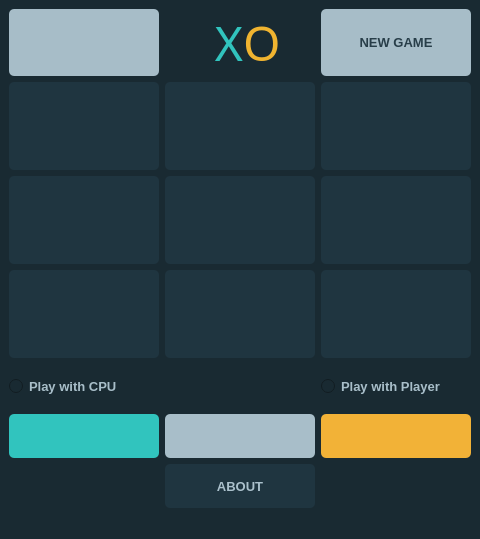
Qt form Tic Tac Toe/tic_tac_toe.ui (mahtabmahdavi/GUI-Qt) before a commit.
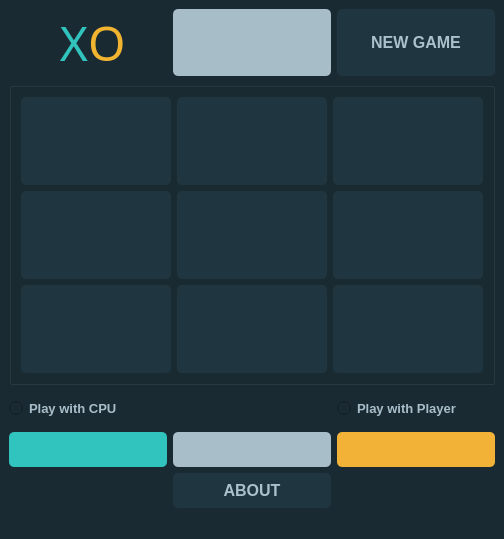
The same form after that commit. Icons and pictures are not drawn.

Patch:
```diff
--- a/Tic Tac Toe/tic_tac_toe.ui
+++ b/Tic Tac Toe/tic_tac_toe.ui
@@ -6,7 +6,7 @@
    <rect>
     <x>0</x>
     <y>0</y>
-    <width>420</width>
+    <width>440</width>
     <height>539</height>
    </rect>
   </property>
@@ -17,66 +17,70 @@
    <string notr="true">background-color: #192A32;</string>
   </property>
   <widget class="QWidget" name="centralwidget">
-   <layout class="QGridLayout" name="gridLayout">
+   <layout class="QGridLayout" name="gridLayout_2">
+    <item row="3" column="1">
+     <widget class="QLabel" name="lbl_tie">
+      <property name="sizePolicy">
+       <sizepolicy hsizetype="Expanding" vsizetype="Expanding">
+        <horstretch>0</horstretch>
+        <verstretch>0</verstretch>
+       </sizepolicy>
+      </property>
+      <property name="font">
+       <font>
+        <pointsize>10</pointsize>
+        <bold>true</bold>
+       </font>
+      </property>
+      <property name="styleSheet">
+       <string notr="true">background-color: #A8BEC9;
+color: #1A2332;
+border-radius:5px;</string>
+      </property>
+      <property name="text">
+       <string/>
+      </property>
+      <property name="alignment">
+       <set>Qt::AlignCenter</set>
+      </property>
+     </widget>
+    </item>
+    <item row="3" column="2">
+     <widget class="QLabel" name="lbl_o">
+      <property name="sizePolicy">
+       <sizepolicy hsizetype="Expanding" vsizetype="Expanding">
+        <horstretch>0</horstretch>
+        <verstretch>0</verstretch>
+       </sizepolicy>
+      </property>
+      <property name="font">
+       <font>
+        <pointsize>10</pointsize>
+        <bold>true</bold>
+       </font>
+      </property>
+      <property name="styleSheet">
+       <string notr="true">background-color: #F2B237;
+color: #1A2332;
+border-radius:5px;</string>
+      </property>
+      <property name="text">
+       <string/>
+      </property>
+      <property name="alignment">
+       <set>Qt::AlignCenter</set>
+      </property>
+     </widget>
+    </item>
     <item row="0" column="0">
-     <widget class="QLabel" name="lbl_turn">
-      <property name="sizePolicy">
-       <sizepolicy hsizetype="Expanding" vsizetype="Expanding">
-        <horstretch>0</horstretch>
-        <verstretch>0</verstretch>
-       </sizepolicy>
-      </property>
-      <property name="font">
-       <font>
-        <pointsize>10</pointsize>
-        <bold>true</bold>
-       </font>
-      </property>
-      <property name="styleSheet">
-       <string notr="true">background-color: #A7BDC8;
-color: #283E49;
-border-radius: 5px;</string>
-      </property>
-      <property name="text">
-       <string/>
-      </property>
-     </widget>
-    </item>
-    <item row="0" column="2">
      <layout class="QGridLayout" name="grid_layout_xo">
       <property name="spacing">
        <number>0</number>
       </property>
-      <item row="1" column="1">
-       <widget class="QLabel" name="lbl_2">
-        <property name="sizePolicy">
-         <sizepolicy hsizetype="Expanding" vsizetype="Expanding">
-          <horstretch>0</horstretch>
-          <verstretch>0</verstretch>
-         </sizepolicy>
-        </property>
-        <property name="font">
-         <font>
-          <family>Bauhaus 93</family>
-          <pointsize>36</pointsize>
-         </font>
-        </property>
-        <property name="styleSheet">
-         <string notr="true">background-color: #192A32;
-color: #F0B430;</string>
-        </property>
-        <property name="text">
-         <string>O</string>
-        </property>
-        <property name="alignment">
-         <set>Qt::AlignLeading|Qt::AlignLeft|Qt::AlignVCenter</set>
-        </property>
-       </widget>
-      </item>
-      <item row="1" column="0">
+      <item row="0" column="0">
        <widget class="QLabel" name="lbl_1">
         <property name="sizePolicy">
-         <sizepolicy hsizetype="Expanding" vsizetype="Expanding">
+         <sizepolicy hsizetype="Expanding" vsizetype="MinimumExpanding">
           <horstretch>0</horstretch>
           <verstretch>0</verstretch>
          </sizepolicy>
@@ -99,25 +103,51 @@
         </property>
        </widget>
       </item>
+      <item row="0" column="1">
+       <widget class="QLabel" name="lbl_2">
+        <property name="sizePolicy">
+         <sizepolicy hsizetype="Expanding" vsizetype="Preferred">
+          <horstretch>0</horstretch>
+          <verstretch>0</verstretch>
+         </sizepolicy>
+        </property>
+        <property name="font">
+         <font>
+          <family>Bauhaus 93</family>
+          <pointsize>36</pointsize>
+         </font>
+        </property>
+        <property name="styleSheet">
+         <string notr="true">background-color: #192A32;
+color: #F0B430;</string>
+        </property>
+        <property name="text">
+         <string>O</string>
+        </property>
+        <property name="alignment">
+         <set>Qt::AlignLeading|Qt::AlignLeft|Qt::AlignVCenter</set>
+        </property>
+       </widget>
+      </item>
      </layout>
     </item>
-    <item row="0" column="3">
+    <item row="0" column="2">
      <widget class="QPushButton" name="btn_new_game">
       <property name="sizePolicy">
-       <sizepolicy hsizetype="Expanding" vsizetype="MinimumExpanding">
+       <sizepolicy hsizetype="Expanding" vsizetype="Preferred">
         <horstretch>0</horstretch>
         <verstretch>0</verstretch>
        </sizepolicy>
       </property>
       <property name="font">
        <font>
-        <pointsize>10</pointsize>
+        <pointsize>12</pointsize>
         <bold>true</bold>
        </font>
       </property>
       <property name="styleSheet">
-       <string notr="true">background-color: #A7BDC8;
-color: #283E49;
+       <string notr="true">background-color: #1F3540;
+color: #ABC1CC;
 border-radius: 5px;</string>
       </property>
       <property name="text">
@@ -129,7 +159,113 @@
       </property>
      </widget>
     </item>
-    <item row="1" column="0">
+    <item row="3" column="0">
+     <widget class="QLabel" name="lbl_x">
+      <property name="sizePolicy">
+       <sizepolicy hsizetype="Expanding" vsizetype="Expanding">
+        <horstretch>0</horstretch>
+        <verstretch>0</verstretch>
+       </sizepolicy>
+      </property>
+      <property name="font">
+       <font>
+        <pointsize>10</pointsize>
+        <bold>true</bold>
+       </font>
+      </property>
+      <property name="styleSheet">
+       <string notr="true">background-color: #31C4BE;
+color: #1A2332;
+border-radius:5px;</string>
+      </property>
+      <property name="text">
+       <string/>
+      </property>
+      <property name="alignment">
+       <set>Qt::AlignCenter</set>
+      </property>
+     </widget>
+    </item>
+    <item row="0" column="1">
+     <widget class="QLabel" name="lbl_turn">
+      <property name="sizePolicy">
+       <sizepolicy hsizetype="Expanding" vsizetype="Preferred">
+        <horstretch>0</horstretch>
+        <verstretch>0</verstretch>
+       </sizepolicy>
+      </property>
+      <property name="font">
+       <font>
+        <pointsize>16</pointsize>
+        <bold>true</bold>
+       </font>
+      </property>
+      <property name="styleSheet">
+       <string notr="true">background-color: #A7BDC8;
+color: #283E49;
+border-radius: 5px;</string>
+      </property>
+      <property name="text">
+       <string/>
+      </property>
+      <property name="alignment">
+       <set>Qt::AlignCenter</set>
+      </property>
+     </widget>
+    </item>
+    <item row="2" column="0">
+     <widget class="QRadioButton" name="rb_cpu">
+      <property name="sizePolicy">
+       <sizepolicy hsizetype="Expanding" vsizetype="Expanding">
+        <horstretch>0</horstretch>
+        <verstretch>0</verstretch>
+       </sizepolicy>
+      </property>
+      <property name="font">
+       <font>
+        <pointsize>10</pointsize>
+        <bold>true</bold>
+       </font>
+      </property>
+      <property name="styleSheet">
+       <string notr="true">color: #A8BEC9;</string>
+      </property>
+      <property name="text">
+       <string>Play with CPU</string>
+      </property>
+     </widget>
+    </item>
+    <item row="4" column="1">
+     <widget class="QPushButton" name="btn_about">
+      <property name="sizePolicy">
+       <sizepolicy hsizetype="Expanding" vsizetype="MinimumExpanding">
+        <horstretch>0</horstretch>
+        <verstretch>0</verstretch>
+       </sizepolicy>
+      </property>
+      <property name="font">
+       <font>
+        <pointsize>12</pointsize>
+        <bold>true</bold>
+       </font>
+      </property>
+      <property name="styleSheet">
+       <string notr="true">background-color: #1F3540;
+color: #ABC1CC;
+border-radius: 5px;</string>
+      </property>
+      <property name="text">
+       <string>ABOUT</string>
+      </property>
+     </widget>
+    </item>
+    <item row="1" column="0" colspan="3">
+     <widget class="QGroupBox" name="group_box">
+      <property name="title">
+       <string/>
+      </property>
+      <layout class="QGridLayout" name="gridLayout">
+       <item row="0" column="0">
      <widget class="QPushButton" name="btn_1">
       <property name="sizePolicy">
        <sizepolicy hsizetype="Expanding" vsizetype="Expanding">
@@ -153,7 +289,7 @@
       </property>
      </widget>
     </item>
-    <item row="1" column="1" colspan="2">
+       <item row="0" column="1">
      <widget class="QPushButton" name="btn_2">
       <property name="sizePolicy">
        <sizepolicy hsizetype="Expanding" vsizetype="Expanding">
@@ -177,7 +313,7 @@
       </property>
      </widget>
     </item>
-    <item row="1" column="3">
+       <item row="0" column="2">
      <widget class="QPushButton" name="btn_3">
       <property name="sizePolicy">
        <sizepolicy hsizetype="Expanding" vsizetype="Expanding">
@@ -201,7 +337,7 @@
       </property>
      </widget>
     </item>
-    <item row="2" column="0">
+       <item row="1" column="0">
      <widget class="QPushButton" name="btn_4">
       <property name="sizePolicy">
        <sizepolicy hsizetype="Expanding" vsizetype="Expanding">
@@ -225,7 +361,7 @@
       </property>
      </widget>
     </item>
-    <item row="2" column="1" colspan="2">
+       <item row="1" column="1">
      <widget class="QPushButton" name="btn_5">
       <property name="sizePolicy">
        <sizepolicy hsizetype="Expanding" vsizetype="Expanding">
@@ -249,7 +385,7 @@
       </property>
      </widget>
     </item>
-    <item row="2" column="3">
+       <item row="1" column="2">
      <widget class="QPushButton" name="btn_6">
       <property name="sizePolicy">
        <sizepolicy hsizetype="Expanding" vsizetype="Expanding">
@@ -273,7 +409,7 @@
       </property>
      </widget>
     </item>
-    <item row="3" column="0">
+       <item row="2" column="0">
      <widget class="QPushButton" name="btn_7">
       <property name="sizePolicy">
        <sizepolicy hsizetype="Expanding" vsizetype="Expanding">
@@ -297,7 +433,7 @@
       </property>
      </widget>
     </item>
-    <item row="3" column="1" colspan="2">
+       <item row="2" column="1">
      <widget class="QPushButton" name="btn_8">
       <property name="sizePolicy">
        <sizepolicy hsizetype="Expanding" vsizetype="Expanding">
@@ -321,7 +457,7 @@
       </property>
      </widget>
     </item>
-    <item row="3" column="3">
+       <item row="2" column="2">
      <widget class="QPushButton" name="btn_9">
       <property name="sizePolicy">
        <sizepolicy hsizetype="Expanding" vsizetype="Expanding">
@@ -345,110 +481,10 @@
       </property>
      </widget>
     </item>
-    <item row="4" column="0" colspan="2">
-     <widget class="QRadioButton" name="rb_cpu">
-      <property name="sizePolicy">
-       <sizepolicy hsizetype="Expanding" vsizetype="Expanding">
-        <horstretch>0</horstretch>
-        <verstretch>0</verstretch>
-       </sizepolicy>
-      </property>
-      <property name="font">
-       <font>
-        <pointsize>10</pointsize>
-        <bold>true</bold>
-       </font>
-      </property>
-      <property name="styleSheet">
-       <string notr="true">color: #A8BEC9;</string>
-      </property>
-      <property name="text">
-       <string>Play with CPU</string>
-      </property>
+      </layout>
      </widget>
     </item>
-    <item row="5" column="0">
-     <widget class="QLabel" name="lbl_x">
-      <property name="sizePolicy">
-       <sizepolicy hsizetype="Expanding" vsizetype="Expanding">
-        <horstretch>0</horstretch>
-        <verstretch>0</verstretch>
-       </sizepolicy>
-      </property>
-      <property name="font">
-       <font>
-        <pointsize>10</pointsize>
-        <bold>true</bold>
-       </font>
-      </property>
-      <property name="styleSheet">
-       <string notr="true">background-color: #31C4BE;
-color: #1A2332;
-border-radius:5px;</string>
-      </property>
-      <property name="text">
-       <string/>
-      </property>
-      <property name="alignment">
-       <set>Qt::AlignCenter</set>
-      </property>
-     </widget>
-    </item>
-    <item row="5" column="1" colspan="2">
-     <widget class="QLabel" name="lbl_draw">
-      <property name="sizePolicy">
-       <sizepolicy hsizetype="Expanding" vsizetype="Expanding">
-        <horstretch>0</horstretch>
-        <verstretch>0</verstretch>
-       </sizepolicy>
-      </property>
-      <property name="font">
-       <font>
-        <pointsize>10</pointsize>
-        <bold>true</bold>
-       </font>
-      </property>
-      <property name="styleSheet">
-       <string notr="true">background-color: #A8BEC9;
-color: #1A2332;
-border-radius:5px;</string>
-      </property>
-      <property name="text">
-       <string/>
-      </property>
-      <property name="alignment">
-       <set>Qt::AlignCenter</set>
-      </property>
-     </widget>
-    </item>
-    <item row="5" column="3">
-     <widget class="QLabel" name="lbl_o">
-      <property name="sizePolicy">
-       <sizepolicy hsizetype="Expanding" vsizetype="Expanding">
-        <horstretch>0</horstretch>
-        <verstretch>0</verstretch>
-       </sizepolicy>
-      </property>
-      <property name="font">
-       <font>
-        <pointsize>10</pointsize>
-        <bold>true</bold>
-       </font>
-      </property>
-      <property name="styleSheet">
-       <string notr="true">background-color: #F2B237;
-color: #1A2332;
-border-radius:5px;</string>
-      </property>
-      <property name="text">
-       <string/>
-      </property>
-      <property name="alignment">
-       <set>Qt::AlignCenter</set>
-      </property>
-     </widget>
-    </item>
-    <item row="4" column="3">
+    <item row="2" column="2">
      <widget class="QRadioButton" name="rb_player_2">
       <property name="sizePolicy">
        <sizepolicy hsizetype="Expanding" vsizetype="Expanding">
@@ -470,30 +506,6 @@
       </property>
      </widget>
     </item>
-    <item row="6" column="1" colspan="2">
-     <widget class="QPushButton" name="btn_about">
-      <property name="sizePolicy">
-       <sizepolicy hsizetype="Expanding" vsizetype="MinimumExpanding">
-        <horstretch>0</horstretch>
-        <verstretch>0</verstretch>
-       </sizepolicy>
-      </property>
-      <property name="font">
-       <font>
-        <pointsize>10</pointsize>
-        <bold>true</bold>
-       </font>
-      </property>
-      <property name="styleSheet">
-       <string notr="true">background-color: #1F3540;
-color: #ABC1CC;
-border-radius: 5px;</string>
-      </property>
-      <property name="text">
-       <string>ABOUT</string>
-      </property>
-     </widget>
-    </item>
    </layout>
   </widget>
   <widget class="QMenuBar" name="menubar">
```
Left out of the diff: 2 changed lines with no effect on the pictures. Lines whose indentation alone changed are shown as unchanged.
